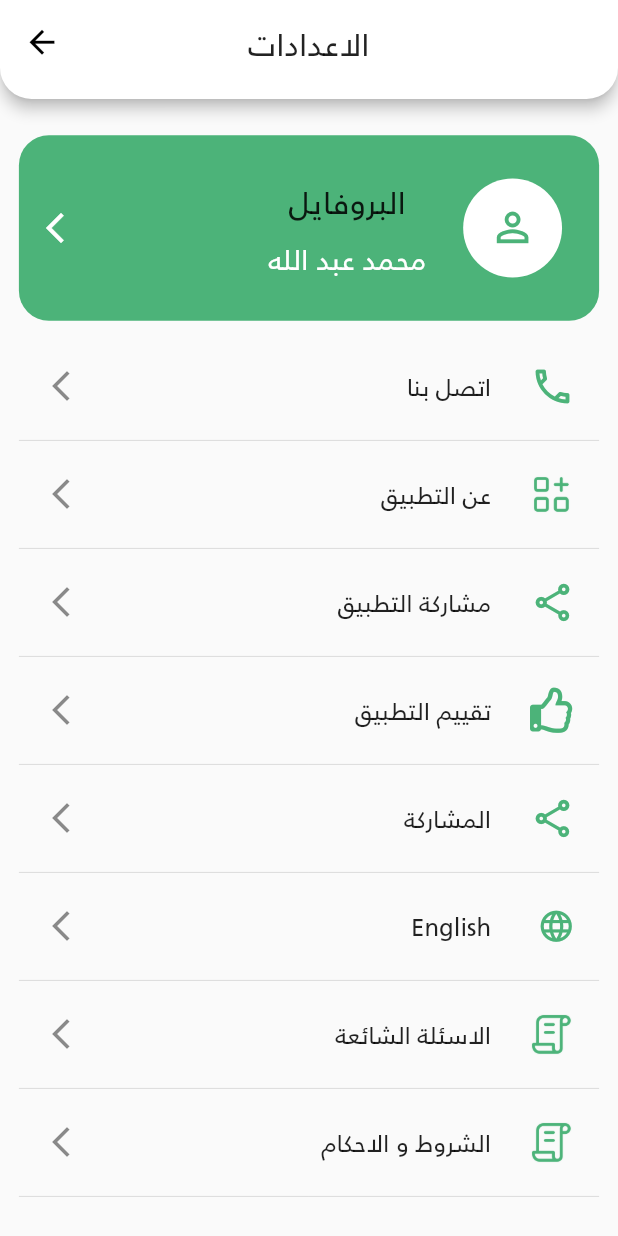
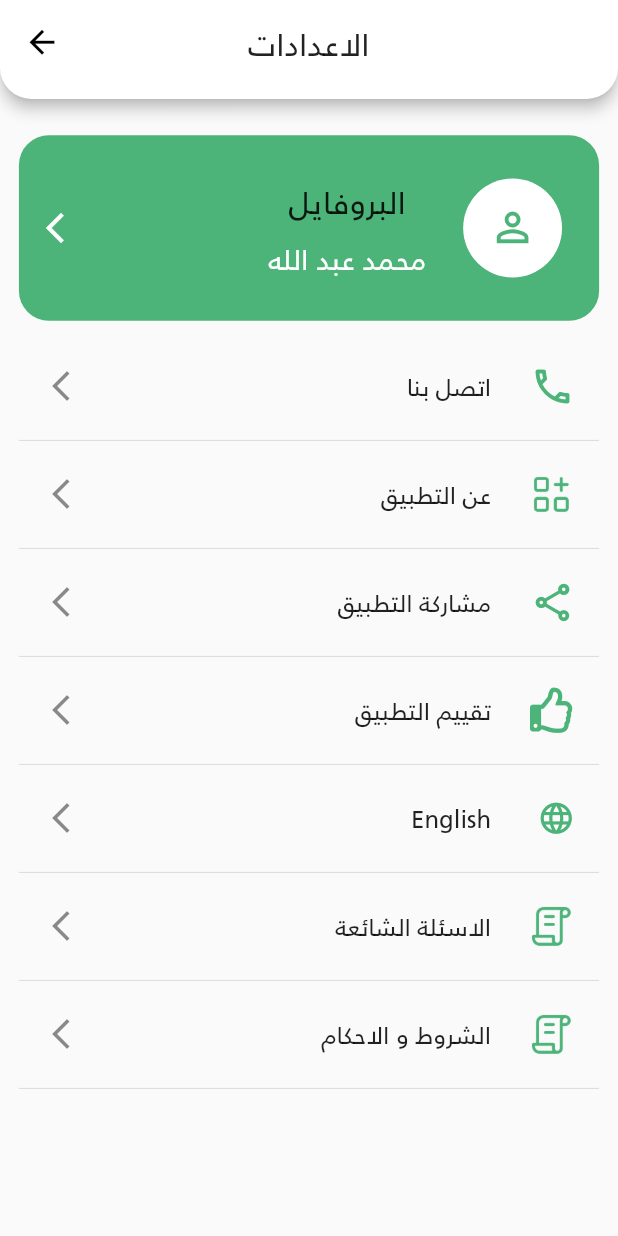
Before and after one commit to mualii/rest_cafe, a Flutter app: the SettingsScreen screen opened directly, on a phone screen of 412 x 824 dp. Run offline on Flutter 3.47's test engine with Material 2 defaults, Android fonts, the phone set to English and light mode, and no system bars; our stand-ins replace awesome_dialog, badges, bloc, easy_localization, flutter_bloc, flutter_rating_bar and 5 more.

Commit message:
same issue fixed2

```diff
--- a/lib/modules/settings_screen/settings_screen.dart
+++ b/lib/modules/settings_screen/settings_screen.dart
@@ -116,15 +116,15 @@ class _SettingsScreenState extends State<SettingsScreen> {
             ),
             function: () {},
           ),
-          SettingsOption(
-            title: 'المشاركة',
-            iconData: Icon(
-              Icons.share_outlined,
-              color: Color(0xff4CB379),
-              size: 30,
-            ),
-            function: () {},
-          ),
+          // SettingsOption(
+          //   title: 'المشاركة',
+          //   iconData: Icon(
+          //     Icons.share_outlined,
+          //     color: Color(0xff4CB379),
+          //     size: 30,
+          //   ),
+          //   function: () {},
+          // ),
           langIsArabic!
               ? SettingsOption(
                   title: 'اللغة',
```
